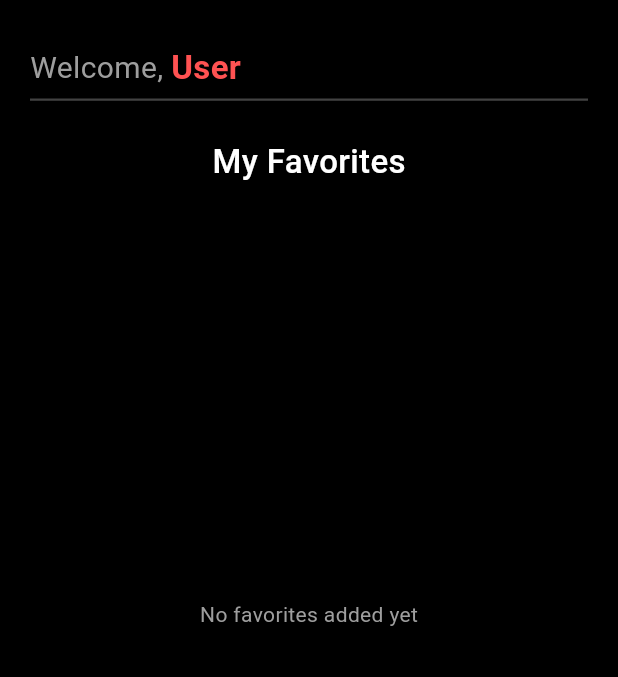
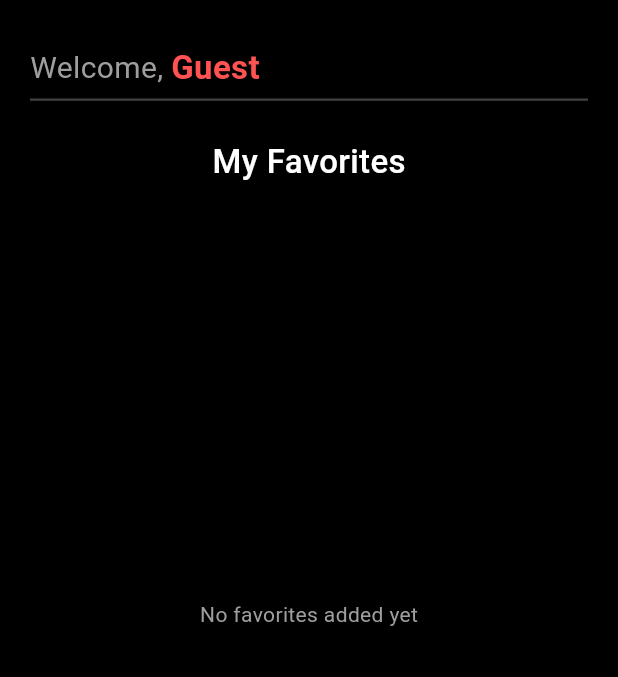
Before and after one commit to wasfyabdo215-blip/flixzone, a Flutter app: the Profile screen opened directly, on a phone screen of 412 x 824 dp, the part 206-883 px from its top. Run offline on Flutter 3.47's test engine with Material 3 defaults, Android fonts, the light colour scheme and no system bars; our stand-ins replace font_awesome_flutter.

Commit message:
after edits more

```diff
--- a/lib/Screens/Categories.dart
+++ b/lib/Screens/Categories.dart
@@ -42,7 +42,7 @@ class Categories extends StatelessWidget {
                   children: [
                     _buildCategoryItem(context, "Movies"),
                     _buildCategoryItem(context, "Anime"),
-                  //  _buildCategoryItem(context, "Animation"),
+                    _buildCategoryItem(context, "Animation"),
                     _buildCategoryItem(context, "Series"),
                   ],
                 ),
--- a/lib/Screens/homescreen.dart
+++ b/lib/Screens/homescreen.dart
@@ -30,7 +30,7 @@ class Homescreen extends StatelessWidget {
     {"name": "Viland Saga", "img": "assets/vinland.jpg", "rate": 4.8},
   ];
 
-  final List<Map<String, dynamic>> trending = const [
+  final List<Map<String, dynamic>> Toprated = const [
     {"name": "Interstellar", "img": "assets/interstellar.jpg", "rate": 4.9},
     {"name": "Attack on Titan", "img": "assets/attack.jpg", "rate": 4.8},
     {"name": "Se7en", "img": "assets/seven.jpg", "rate": 4.5},
@@ -63,7 +63,7 @@ class Homescreen extends StatelessWidget {
             const SizedBox(height: 25),
             _buildMovieSection("Anime", anime),
             const SizedBox(height: 25),
-            _buildMovieSection("Top Rated", trending),
+            _buildMovieSection("Top Rated", Toprated),
             const SizedBox(height: 40),
           ],
         ),
--- a/lib/Screens/profile.dart
+++ b/lib/Screens/profile.dart
@@ -1,7 +1,6 @@
 import 'package:flutter/material.dart';
-import 'package:provider/provider.dart' as pro;
+import 'package:provider/provider.dart';
 import 'package:flixzone/provider/UserProvide.dart';
-
 import '../model/model.dart';
 
 class Profile extends StatelessWidget {
@@ -13,7 +12,7 @@ class Profile extends StatelessWidget {
     final favoriteList = context.watch<Userprovide>().favoriteMovies;
 
 
-    String userName = "User";
+    String userName = context.watch<Userprovide>().userName;
 
     return Scaffold(
       backgroundColor: Colors.black,
@@ -21,7 +20,7 @@ class Profile extends StatelessWidget {
         child: Column(
           children: [
             const SizedBox(height: 20),
-            // اللوجو
+            // اللوجو الصغير فوق
             const Icon(Icons.play_circle_fill, color: Colors.redAccent, size: 60),
             const Text.rich(
               TextSpan(
@@ -69,7 +68,6 @@ class Profile extends StatelessWidget {
 
             const SizedBox(height: 25),
 
-
             const Text(
               "My Favorites",
               style: TextStyle(color: Colors.white, fontSize: 22, fontWeight: FontWeight.w500),
@@ -103,6 +101,7 @@ class Profile extends StatelessWidget {
     );
   }
 
+
   Widget _buildFavoriteCard(BuildContext context, Movie movie) {
     return Stack(
       children: [
@@ -115,6 +114,7 @@ class Profile extends StatelessWidget {
             fit: BoxFit.cover,
           ),
         ),
+
         Positioned(
           top: 8,
           right: 8,
```
Also changed, not shown: lib/Screens/category_details.dart (+6 -2 lines), lib/data_base/firebase.dart (added), 1 other file.
